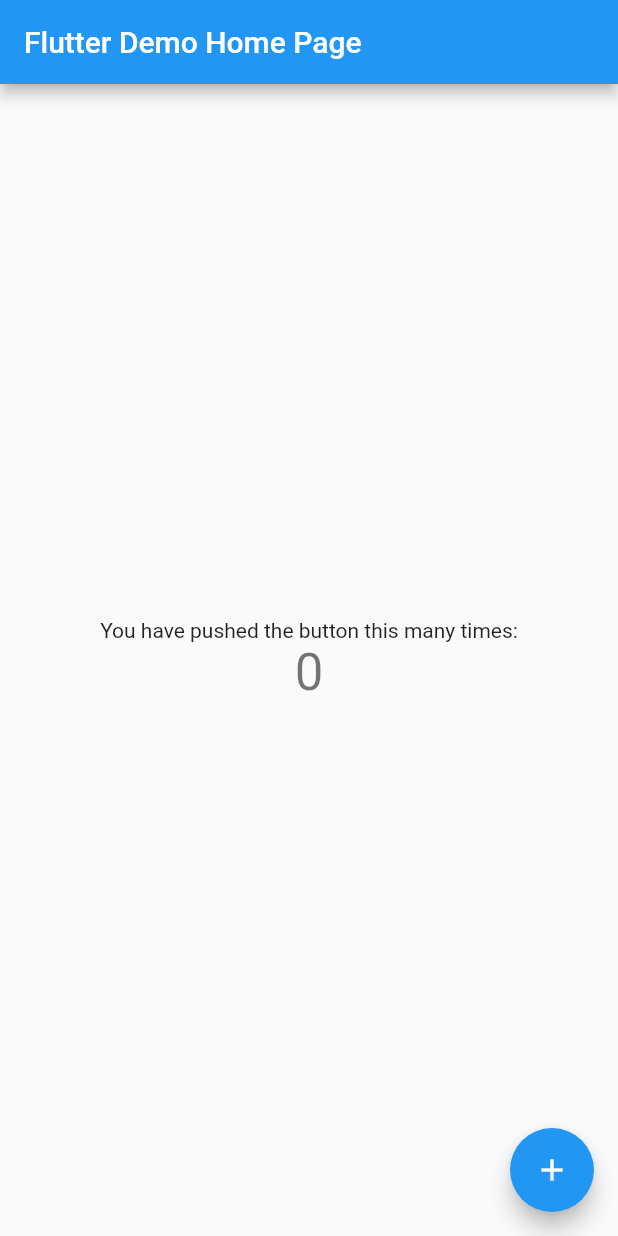
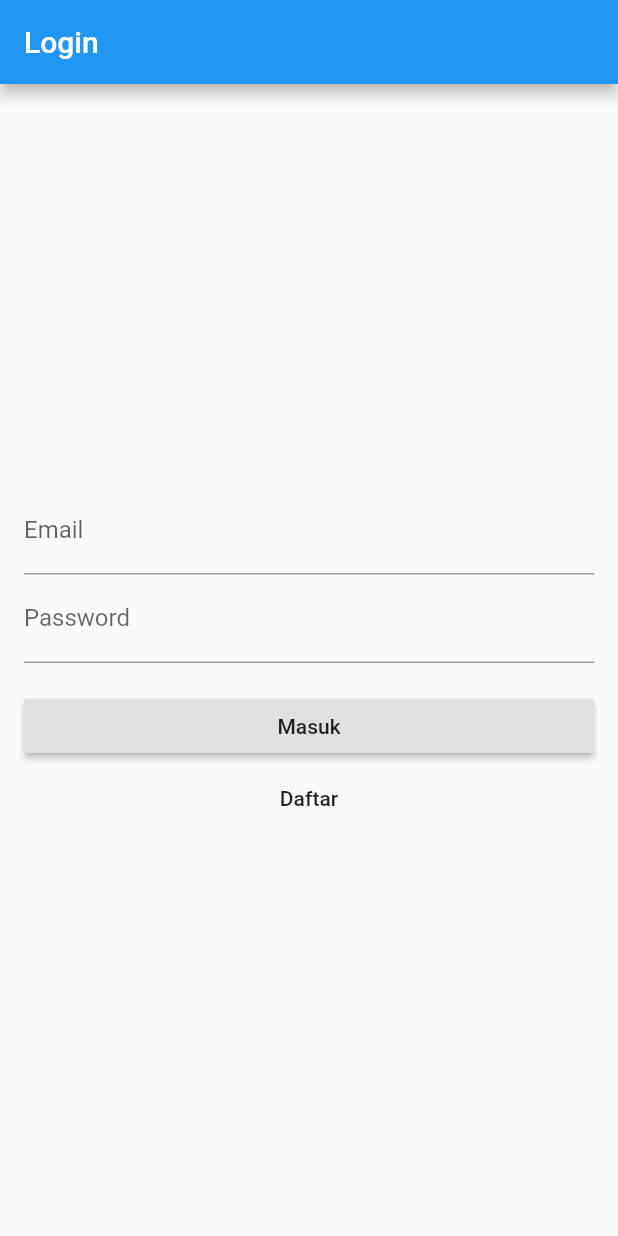
Before and after one commit to christiandoxa/todoapp_fsj, a Flutter app: the screen it shows after launch, on a phone screen of 412 x 824 dp. Run offline on Flutter 3.47's test engine with Material 2 defaults, Android fonts, the phone set to English and light mode, and no system bars.

Commit message:
Initial screens

```diff
--- a/lib/main.dart
+++ b/lib/main.dart
@@ -1,117 +1,20 @@
 import 'package:flutter/material.dart';
+import 'package:todoapp_fsj/screens/login_screen.dart';
 
 void main() {
   runApp(MyApp());
 }
 
 class MyApp extends StatelessWidget {
-  // This widget is the root of your application.
   @override
   Widget build(BuildContext context) {
     return MaterialApp(
-      title: 'Flutter Demo',
+      title: 'ToDo List',
       theme: ThemeData(
-        // This is the theme of your application.
-        //
-        // Try running your application with "flutter run". You'll see the
-        // application has a blue toolbar. Then, without quitting the app, try
-        // changing the primarySwatch below to Colors.green and then invoke
-        // "hot reload" (press "r" in the console where you ran "flutter run",
-        // or simply save your changes to "hot reload" in a Flutter IDE).
-        // Notice that the counter didn't reset back to zero; the application
-        // is not restarted.
         primarySwatch: Colors.blue,
-        // This makes the visual density adapt to the platform that you run
-        // the app on. For desktop platforms, the controls will be smaller and
-        // closer together (more dense) than on mobile platforms.
         visualDensity: VisualDensity.adaptivePlatformDensity,
       ),
-      home: MyHomePage(title: 'Flutter Demo Home Page'),
+      home: LoginScreen(),
     );
   }
 }
-
-class MyHomePage extends StatefulWidget {
-  MyHomePage({Key key, this.title}) : super(key: key);
-
-  // This widget is the home page of your application. It is stateful, meaning
-  // that it has a State object (defined below) that contains fields that affect
-  // how it looks.
-
-  // This class is the configuration for the state. It holds the values (in this
-  // case the title) provided by the parent (in this case the App widget) and
-  // used by the build method of the State. Fields in a Widget subclass are
-  // always marked "final".
-
-  final String title;
-
-  @override
-  _MyHomePageState createState() => _MyHomePageState();
-}
-
-class _MyHomePageState extends State<MyHomePage> {
-  int _counter = 0;
-
-  void _incrementCounter() {
-    setState(() {
-      // This call to setState tells the Flutter framework that something has
-      // changed in this State, which causes it to rerun the build method below
-      // so that the display can reflect the updated values. If we changed
-      // _counter without calling setState(), then the build method would not be
-      // called again, and so nothing would appear to happen.
-      _counter++;
-    });
-  }
-
-  @override
-  Widget build(BuildContext context) {
-    // This method is rerun every time setState is called, for instance as done
-    // by the _incrementCounter method above.
-    //
-    // The Flutter framework has been optimized to make rerunning build methods
-    // fast, so that you can just rebuild anything that needs updating rather
-    // than having to individually change instances of widgets.
-    return Scaffold(
-      appBar: AppBar(
-        // Here we take the value from the MyHomePage object that was created by
-        // the App.build method, and use it to set our appbar title.
-        title: Text(widget.title),
-      ),
-      body: Center(
-        // Center is a layout widget. It takes a single child and positions it
-        // in the middle of the parent.
-        child: Column(
-          // Column is also a layout widget. It takes a list of children and
-          // arranges them vertically. By default, it sizes itself to fit its
-          // children horizontally, and tries to be as tall as its parent.
-          //
-          // Invoke "debug painting" (press "p" in the console, choose the
-          // "Toggle Debug Paint" action from the Flutter Inspector in Android
-          // Studio, or the "Toggle Debug Paint" command in Visual Studio Code)
-          // to see the wireframe for each widget.
-          //
-          // Column has various properties to control how it sizes itself and
-          // how it positions its children. Here we use mainAxisAlignment to
-          // center the children vertically; the main axis here is the vertical
-          // axis because Columns are vertical (the cross axis would be
-          // horizontal).
-          mainAxisAlignment: MainAxisAlignment.center,
-          children: <Widget>[
-            Text(
-              'You have pushed the button this many times:',
-            ),
-            Text(
-              '$_counter',
-              style: Theme.of(context).textTheme.headline4,
-            ),
-          ],
-        ),
-      ),
-      floatingActionButton: FloatingActionButton(
-        onPressed: _incrementCounter,
-        tooltip: 'Increment',
-        child: Icon(Icons.add),
-      ), // This trailing comma makes auto-formatting nicer for build methods.
-    );
-  }
-}
--- /dev/null
+++ b/lib/screens/login_screen.dart
@@ -0,0 +1,72 @@
+import 'package:flutter/material.dart';
+import 'package:todoapp_fsj/screens/home_screen.dart';
+import 'package:todoapp_fsj/screens/register_screen.dart';
+
+class LoginScreen extends StatefulWidget {
+  LoginScreen({Key key}) : super(key: key);
+
+  @override
+  _LoginScreenState createState() => _LoginScreenState();
+}
+
+class _LoginScreenState extends State<LoginScreen> {
+  void _onLogin() {
+    Navigator.pushReplacement(
+      context,
+      MaterialPageRoute(builder: (context) => HomeScreen()),
+    );
+  }
+
+  void _goToRegisterScreen() {
+    Navigator.push(
+      context,
+      MaterialPageRoute(builder: (context) => RegisterScreen()),
+    );
+  }
+
+  @override
+  Widget build(BuildContext context) {
+    return Scaffold(
+      appBar: AppBar(
+        title: Text('Login'),
+      ),
+      body: Padding(
+        padding: EdgeInsets.symmetric(horizontal: 16),
+        child: Center(
+          child: Column(
+            mainAxisAlignment: MainAxisAlignment.center,
+            children: [
+              TextFormField(
+                keyboardType: TextInputType.emailAddress,
+                decoration: InputDecoration(
+                  labelText: 'Email',
+                ),
+              ),
+              TextFormField(
+                obscureText: true,
+                decoration: InputDecoration(
+                  labelText: 'Password',
+                ),
+              ),
+              SizedBox(height: 18),
+              SizedBox(
+                width: MediaQuery.of(context).size.width,
+                child: RaisedButton(
+                  onPressed: _onLogin,
+                  child: Text('Masuk'),
+                ),
+              ),
+              SizedBox(
+                width: MediaQuery.of(context).size.width,
+                child: FlatButton(
+                  onPressed: _goToRegisterScreen,
+                  child: Text('Daftar'),
+                ),
+              )
+            ],
+          ),
+        ),
+      ),
+    );
+  }
+}
```
Also changed, not shown: lib/screens/add_task_screen.dart (added, +53 -0 lines), lib/screens/home_screen.dart (added, +66 -0 lines), lib/screens/register_screen.dart (added, +55 -0 lines), lib/widgets/todo_card.dart (added, +34 -0 lines), 1 other file.
